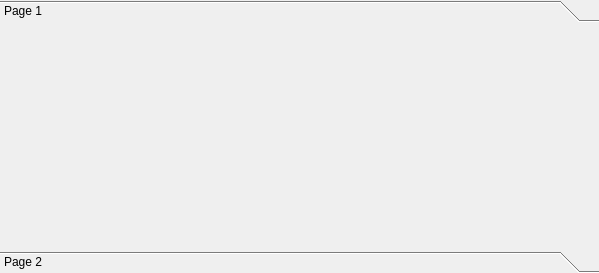
Qt form drc/gui/mptoolbox.ui (lansdon/cpts483_drc) before a commit.
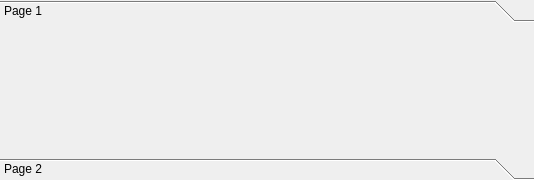
The same form after that commit. The open tabs and pages were chosen to show the change.

```diff
--- a/drc/gui/mptoolbox.ui
+++ b/drc/gui/mptoolbox.ui
@@ -6,8 +6,8 @@
    <rect>
     <x>0</x>
     <y>0</y>
-    <width>599</width>
-    <height>273</height>
+    <width>534</width>
+    <height>180</height>
    </rect>
   </property>
   <property name="sizePolicy">
@@ -33,8 +33,8 @@
     <rect>
      <x>0</x>
      <y>0</y>
-     <width>599</width>
-     <height>205</height>
+     <width>534</width>
+     <height>126</height>
     </rect>
    </property>
    <attribute name="label">
```
Left out of the diff: 4 changed lines with no effect on the pictures.
